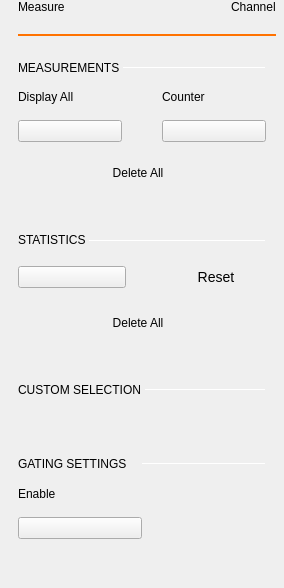
The window that ui/measure_settings.ui (Vengo81/scopy) describes before a commit, drawn with Qt 5.
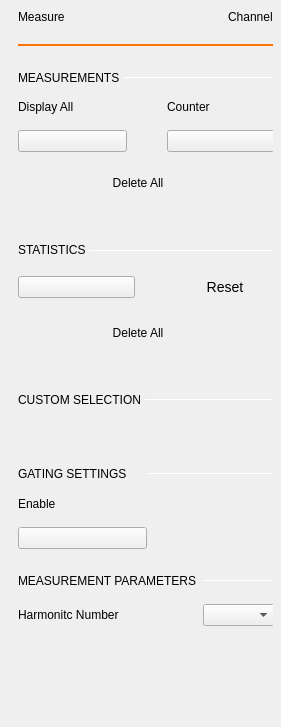
The same window after the commit. Custom widgets are drawn as their Qt base class.

Commit message: spectrum analyzer: added measurements

The edit to the form file:
```diff
--- a/ui/measure_settings.ui
+++ b/ui/measure_settings.ui
@@ -6,10 +6,16 @@
    <rect>
     <x>0</x>
     <y>0</y>
-    <width>284</width>
-    <height>588</height>
+    <width>281</width>
+    <height>727</height>
    </rect>
   </property>
+  <property name="sizePolicy">
+   <sizepolicy hsizetype="Preferred" vsizetype="Preferred">
+    <horstretch>0</horstretch>
+    <verstretch>0</verstretch>
+   </sizepolicy>
+  </property>
   <property name="windowTitle">
    <string>Form</string>
   </property>
@@ -21,7 +27,7 @@
     <number>18</number>
    </property>
    <property name="topMargin">
-    <number>0</number>
+    <number>10</number>
    </property>
    <property name="rightMargin">
     <number>8</number>
@@ -126,6 +132,12 @@
      </item>
      <item>
       <widget class="QScrollArea" name="scrollArea">
+       <property name="sizePolicy">
+        <sizepolicy hsizetype="Expanding" vsizetype="Expanding">
+         <horstretch>0</horstretch>
+         <verstretch>0</verstretch>
+        </sizepolicy>
+       </property>
        <property name="frameShape">
         <enum>QFrame::NoFrame</enum>
        </property>
@@ -140,10 +152,16 @@
          <rect>
           <x>0</x>
           <y>0</y>
-          <width>252</width>
-          <height>563</height>
+          <width>311</width>
+          <height>674</height>
          </rect>
         </property>
+        <property name="sizePolicy">
+         <sizepolicy hsizetype="Preferred" vsizetype="Preferred">
+          <horstretch>0</horstretch>
+          <verstretch>0</verstretch>
+         </sizepolicy>
+        </property>
         <layout class="QVBoxLayout" name="verticalLayout_3">
          <property name="spacing">
           <number>0</number>
@@ -627,14 +645,88 @@
           </layout>
          </item>
          <item>
-          <spacer name="verticalSpacer">
+          <layout class="QGridLayout" name="gridLayout_4">
+           <property name="topMargin">
+            <number>25</number>
+           </property>
+           <property name="bottomMargin">
+            <number>15</number>
+           </property>
+           <property name="horizontalSpacing">
+            <number>6</number>
+           </property>
+           <property name="verticalSpacing">
+            <number>16</number>
+           </property>
+           <item row="0" column="0">
+            <widget class="QLabel" name="label_9">
+             <property name="frameShadow">
+              <enum>QFrame::Sunken</enum>
+             </property>
+             <property name="text">
+              <string>MEASUREMENT PARAMETERS</string>
+             </property>
+             <property name="subsection_label" stdset="0">
+              <bool>true</bool>
+             </property>
+            </widget>
+           </item>
+           <item row="0" column="1">
+            <widget class="Line" name="line_6">
+             <property name="minimumSize">
+              <size>
+               <width>0</width>
+               <height>1</height>
+              </size>
+             </property>
+             <property name="maximumSize">
+              <size>
+               <width>16777215</width>
+               <height>1</height>
+              </size>
+             </property>
+             <property name="orientation">
+              <enum>Qt::Horizontal</enum>
+             </property>
+             <property name="subsection_line" stdset="0">
+              <bool>true</bool>
+             </property>
+            </widget>
+           </item>
+           <item row="1" column="0">
+            <widget class="QLabel" name="label_10">
+             <property name="text">
+              <string>Harmonitc Number</string>
+             </property>
+            </widget>
+           </item>
+           <item row="1" column="1">
+            <widget class="QComboBox" name="comboBox_harm">
+             <property name="sizePolicy">
+              <sizepolicy hsizetype="Minimum" vsizetype="Fixed">
+               <horstretch>0</horstretch>
+               <verstretch>0</verstretch>
+              </sizepolicy>
+             </property>
+             <property name="frame">
+              <bool>true</bool>
+             </property>
+            </widget>
+           </item>
+          </layout>
+         </item>
+         <item>
+          <spacer name="verticalSpacer_9">
            <property name="orientation">
             <enum>Qt::Vertical</enum>
            </property>
+           <property name="sizeType">
+            <enum>QSizePolicy::Expanding</enum>
+           </property>
            <property name="sizeHint" stdset="0">
             <size>
-             <width>0</width>
-             <height>197</height>
+             <width>10</width>
+             <height>10</height>
             </size>
            </property>
           </spacer>
@@ -643,22 +735,6 @@
        </widget>
       </widget>
      </item>
-     <item>
-      <spacer name="verticalSpacer_9">
-       <property name="orientation">
-        <enum>Qt::Vertical</enum>
-       </property>
-       <property name="sizeType">
-        <enum>QSizePolicy::Fixed</enum>
-       </property>
-       <property name="sizeHint" stdset="0">
-        <size>
-         <width>0</width>
-         <height>10</height>
-        </size>
-       </property>
-      </spacer>
-     </item>
     </layout>
    </item>
   </layout>
```
The commit also changes 14 other files.
